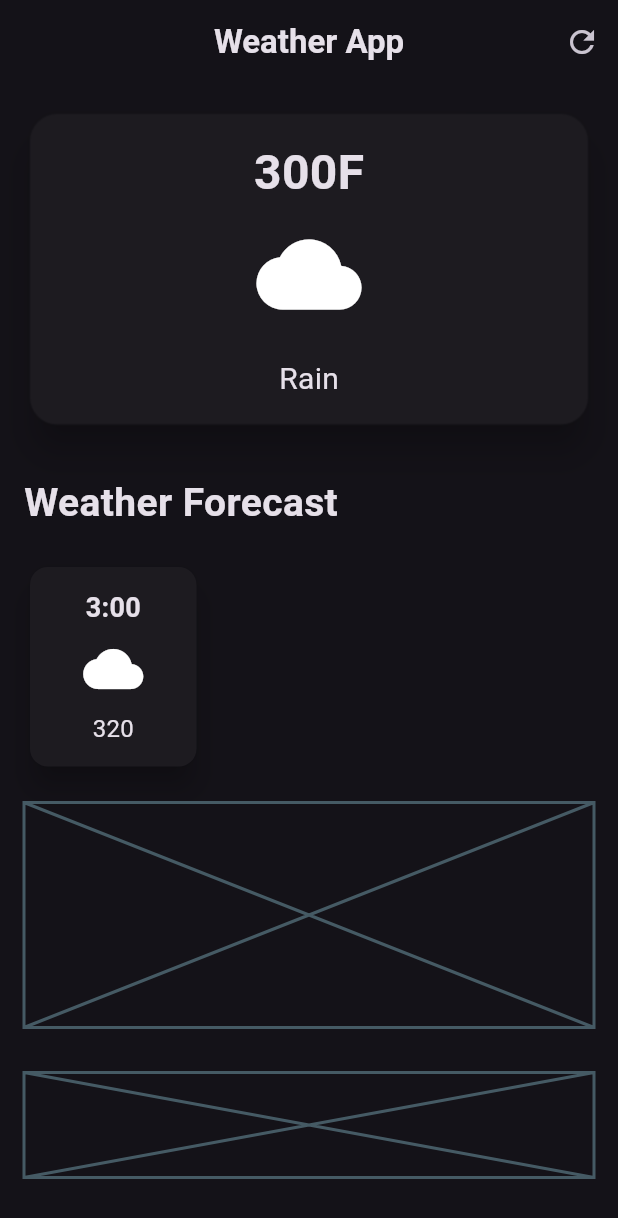
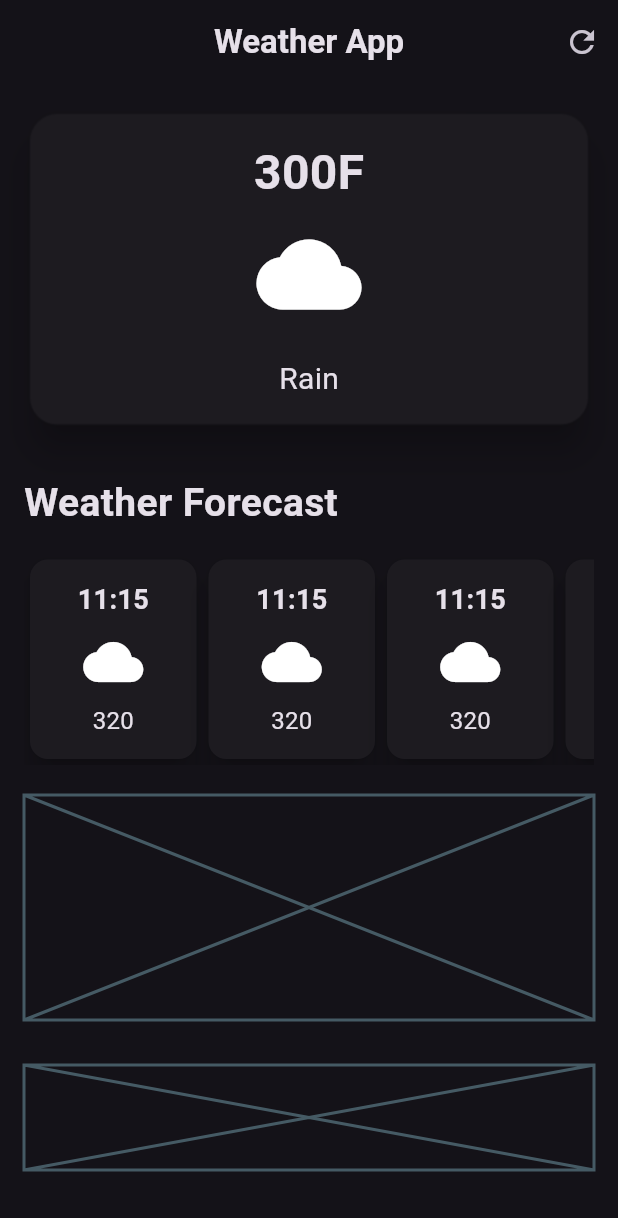
Before and after one commit to SajenTuladhar/Weather_app_flutter, a Flutter app: the screen it shows after launch, on a phone screen of 412 x 824 dp. Shown: the top 1218 px of the screen. Run offline on Flutter 3.47's test engine with Material 3 defaults, Android fonts, the phone set to English and light mode, and no system bars.

Commit message:
single child scroll view and card section added

```diff
--- /dev/null
+++ b/lib/card.dart
@@ -0,0 +1,27 @@
+import 'package:flutter/material.dart';
+
+//weather forecast card widget
+class HourlyForecast extends StatelessWidget {
+  const HourlyForecast({super.key});
+
+  @override
+  Widget build(BuildContext context) {
+    return const SizedBox(width: 119,
+                child: Card(
+                  elevation: 8,
+                  child: Padding(
+                    padding: EdgeInsets.all(14.0),
+                    child: Column(
+                      children: [
+                        Text('11:15',style: TextStyle(fontSize: 18, fontWeight: FontWeight.bold)),
+                        SizedBox(height: 8,),
+                        Icon(Icons.cloud,size: 40,),
+                        SizedBox(height: 8,),
+                        Text('320',style: TextStyle(fontSize: 16,),),
+                      ],
+                    ),
+                  ),
+                )
+                );
+  }
+}
--- a/lib/home_page.dart
+++ b/lib/home_page.dart
@@ -2,6 +2,8 @@
 
 import 'dart:ui';
 import 'package:flutter/material.dart';
+import 'package:flutter/widgets.dart';
+import 'package:weather_app/card.dart';
 
 
 class Home extends StatefulWidget {
@@ -77,31 +79,22 @@ class _HomePageState extends State<Home> {
               'Weather Forecast',
               style: TextStyle(fontSize: 26, fontWeight: FontWeight.bold),
             ),
-
             const SizedBox(
-              height: 20,
+              height: 15,
             ),
-            const Row(
-              children: [
-              SizedBox(width: 119,
-              child: Card(
-                elevation: 8,
-                child: Padding(
-                  padding: EdgeInsets.all(14.0),
-                  child: Column(
-                    children: [
-                      Text('3:00',style: TextStyle(fontSize: 18, fontWeight: FontWeight.bold)),
-                      SizedBox(height: 8,),
-                      Icon(Icons.cloud,size: 40,),
-                      SizedBox(height: 8,),
-                      Text('320',style: TextStyle(fontSize: 16,),),
-                    ],
-                  ),
-                ),
-              )),
-              ],
+            const SingleChildScrollView(
+              scrollDirection: Axis.horizontal,
+              child:  Row(
+                children: [
+                  HourlyForecast(),
+                  HourlyForecast(),
+                  HourlyForecast(),
+                  HourlyForecast(),
+                  HourlyForecast(),
+                  HourlyForecast(),
+                ],
+              ),
             ),
-
 
             const SizedBox(height: 20,),
             //forecast cards
```
